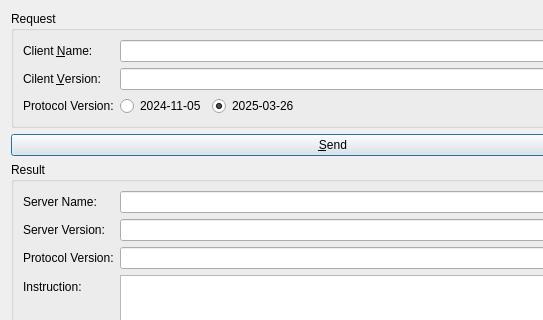
This is examples/mcpclient/inspector/initializewidget.ui in signal-slot/qtmcp as Qt 5 draws it before an edit; both pictures show x 0 to 543 and y 0 to 320 of the 666 by 501 pixel window. The edited form follows.
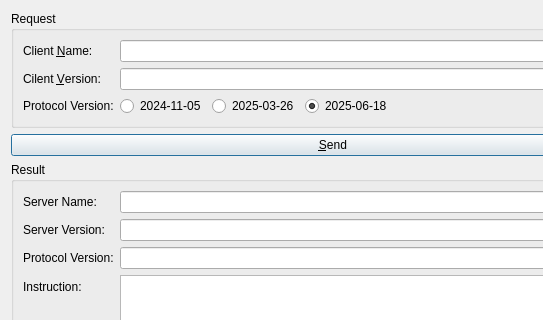
This is the edited form.

Diff of the .ui file:
```diff
--- a/examples/mcpclient/inspector/initializewidget.ui
+++ b/examples/mcpclient/inspector/initializewidget.ui
@@ -67,6 +67,13 @@
           <property name="text">
            <string>2025-03-26</string>
           </property>
+         </widget>
+        </item>
+        <item>
+         <widget class="QRadioButton" name="clientProtocolVersion20250618">
+          <property name="text">
+           <string>2025-06-18</string>
+          </property>
           <property name="checked">
            <bool>true</bool>
           </property>
```
